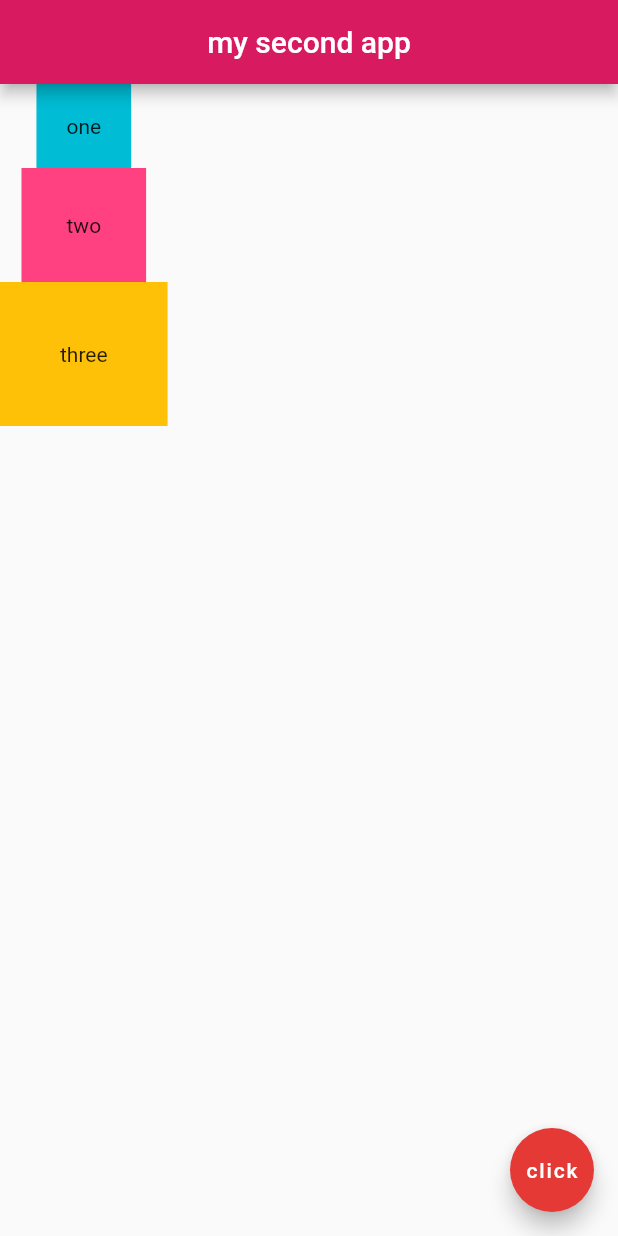
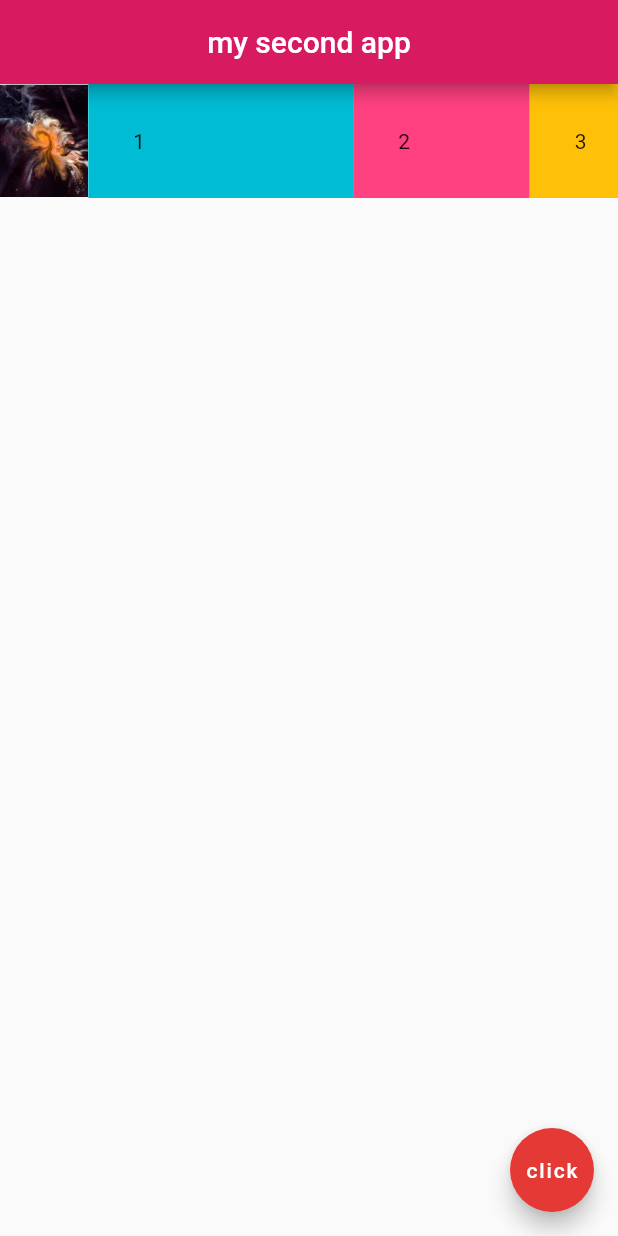
Before and after one commit to HukumBasnet/flutterStart, a Flutter app: the screen it shows after launch, on a phone screen of 412 x 824 dp. Run offline on Flutter 3.47's test engine with Material 2 defaults, Android fonts, the phone set to English and light mode, and no system bars.

Commit message:
layout with expanded

```diff
--- a/lib/main.dart
+++ b/lib/main.dart
@@ -11,22 +11,32 @@ class Home extends StatelessWidget {
         centerTitle: true,
         backgroundColor: Colors.pink[600],
       ),
-      body: Column(
+      body: Row(
         children: <Widget>[
-          Container(
-            child: Text('one'),
-            color: Colors.cyan,
-            padding: EdgeInsets.all(20.0),
+          Expanded(child: Image.asset('assests/space-2.jpg')),
+          Expanded(
+            flex: 3,
+            child: Container(
+              child: Text('1'),
+              padding: EdgeInsets.all(30.0),
+              color: Colors.cyan,
+            ),
           ),
-          Container(
-            padding: EdgeInsets.all(30.0),
-            color: Colors.pinkAccent,
-            child: Text('two'),
+          Expanded(
+            flex: 2,
+            child: Container(
+              child: Text('2'),
+              color: Colors.pinkAccent,
+              padding: EdgeInsets.all(30.0),
+            ),
           ),
-          Container(
-            child: Text('three'),
-            color: Colors.amber,
-            padding: EdgeInsets.all(40.0),
+          Expanded(
+            flex: 1,
+            child: Container(
+              child: Text('3'),
+              color: Colors.amber,
+              padding: EdgeInsets.all(30.0),
+            ),
           )
         ],
       ),
```
